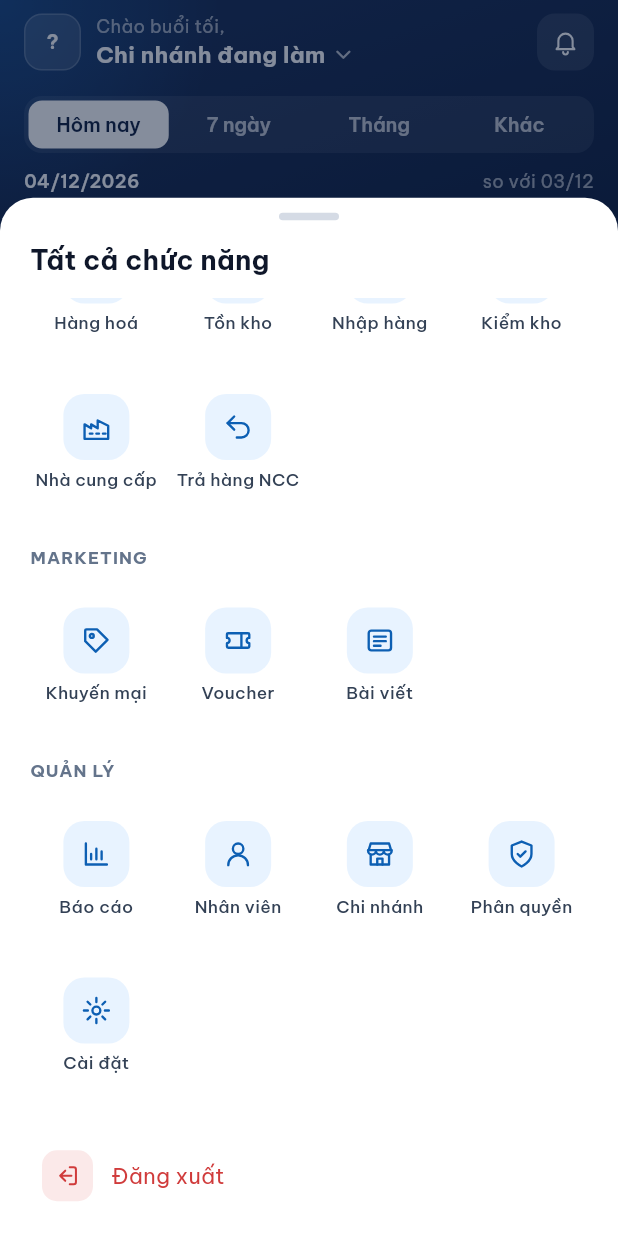
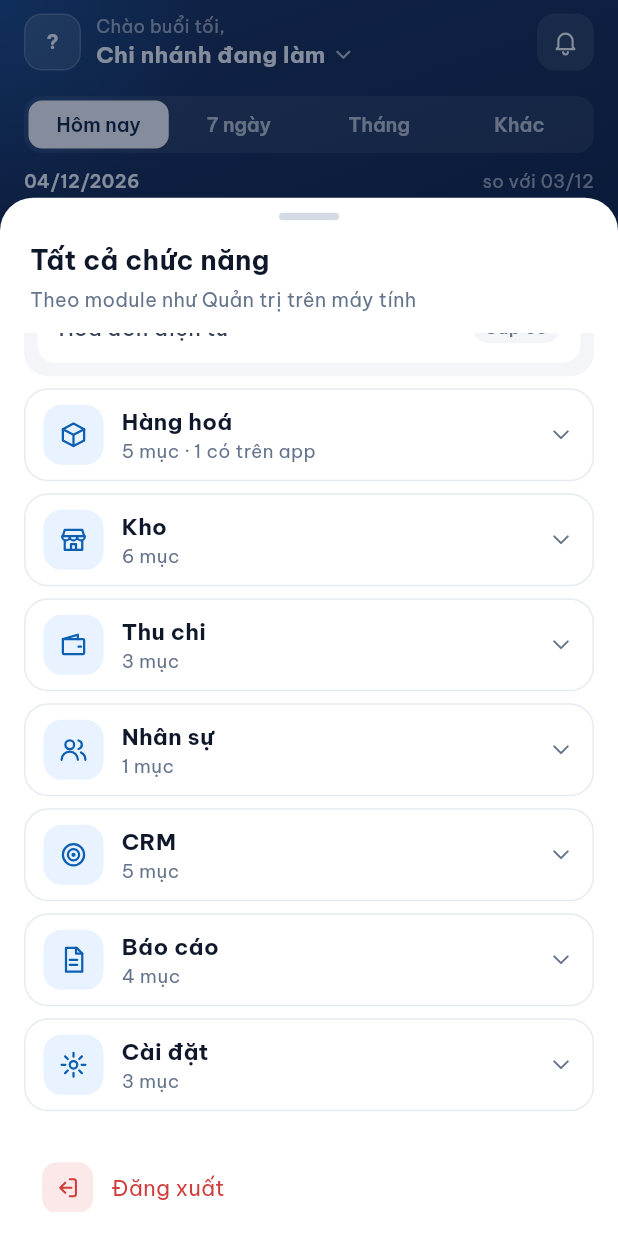
Before and after one commit to huyhuy20040508/sass, a Flutter app: the AdminShell screen opened by its route, item 5 of the bottom bar chosen, scrolled down 228 dp, on a phone screen of 412 x 824 dp. Run offline on Flutter 3.47's test engine with Material 3 defaults, Android fonts, the phone set to English and light mode, and no system bars; our stand-ins replace connectivity_plus, dio, flutter_riverpod, flutter_secure_storage, flutter_svg, go_router and 4 more; missing offline and left inert: barcode, mobile_scanner; accounts and stored records are empty; network calls fail; project files that could hold a hidden picture were left out.

Commit message:
App mobile: ngăn Thêm chia theo module như Quản trị PC v2
Thống kê, Hàng hoá, Kho, Thu chi, Nhân sự, CRM, Báo cáo, Cài đặt với đúng
các mục con PC đã dựng; mục có màn trên app thì mở tab, chưa có thì ghi "Sắp có".

Co-Authored-By: Claude Opus 5.5 (1M context) <noreply@anthropic.com>

```diff
--- a/mobile_app/lib/features/admin/admin_shell.dart
+++ b/mobile_app/lib/features/admin/admin_shell.dart
@@ -11,6 +11,7 @@ import 'dashboard/dashboard_data.dart';
 import 'dashboard/dashboard_screen.dart';
 import 'goods/goods_screen.dart';
 import 'orders/orders_screen.dart';
+import 'shell/more_menu.dart';
 import 'shell/shell_widgets.dart';
 
 /// Khung app của khu Quản trị: thanh dưới 5 mục, thanh navy thu gọn, ngăn tài khoản và "Thêm".
@@ -31,40 +32,6 @@ class _AdminShellState extends ConsumerState<AdminShell> {
 
   /// Hàng hoá tải cả danh mục một lượt — chỉ dựng (và gọi API) khi mở tab lần đầu.
   bool _goodsOpened = false;
-
-  static const _functions = [
-    (
-      'Bán hàng',
-      [
-        ('Đơn hàng', AppIcons.receipt),
-        ('Trả hàng', AppIcons.returns),
-        ('Khách hàng', AppIcons.users),
-        ('Ca làm việc', AppIcons.clock),
-      ],
-    ),
-    (
-      'Hàng hoá & kho',
-      [
-        ('Hàng hoá', AppIcons.box),
-        ('Tồn kho', AppIcons.store),
-        ('Nhập hàng', AppIcons.truck),
-        ('Kiểm kho', AppIcons.clip),
-        ('Nhà cung cấp', AppIcons.factory),
-        ('Trả hàng NCC', AppIcons.returns),
-      ],
-    ),
-    ('Marketing', [('Khuyến mại', AppIcons.tag), ('Voucher', AppIcons.ticket), ('Bài viết', AppIcons.news)]),
-    (
-      'Quản lý',
-      [
-        ('Báo cáo', AppIcons.chart),
-        ('Nhân viên', AppIcons.user),
-        ('Chi nhánh', AppIcons.store),
-        ('Phân quyền', AppIcons.shield),
-        ('Cài đặt', AppIcons.gear),
-      ],
-    ),
-  ];
 
   bool get _canCashier {
     final u = ref.read(authProvider).value?.user;
@@ -171,73 +138,15 @@ class _AdminShellState extends ConsumerState<AdminShell> {
   }
 
   Future<void> _openMore() async {
-    final pick = await showDashSheet<String>(
+    final pick = await showDashSheet<Object>(
       context,
       title: 'Tất cả chức năng',
+      subtitle: 'Theo module như Quản trị trên máy tính',
       body: (ctx) => Column(
         crossAxisAlignment: CrossAxisAlignment.stretch,
         children: [
-          for (final (group, items) in _functions)
-            Padding(
-              padding: const EdgeInsets.fromLTRB(4, 4, 4, 16),
-              child: Column(
-                crossAxisAlignment: CrossAxisAlignment.start,
-                children: [
-                  Text(
-                    group.toUpperCase(),
-                    style: const TextStyle(
-                      color: DashColors.muted,
-                      fontSize: 11.5,
-                      fontWeight: FontWeight.w700,
-                      letterSpacing: .7,
-                    ),
-                  ),
-                  const SizedBox(height: 8),
-                  GridView.count(
-                    crossAxisCount: 4,
-                    shrinkWrap: true,
-                    physics: const NeverScrollableScrollPhysics(),
-                    mainAxisSpacing: 6,
-                    crossAxisSpacing: 6,
-                    childAspectRatio: .9,
-                    children: [
-                      for (final (name, icon) in items)
-                        InkWell(
-                          borderRadius: BorderRadius.circular(14),
-                          onTap: () => Navigator.of(ctx).pop(name),
-                          child: Column(
-                            mainAxisAlignment: MainAxisAlignment.center,
-                            children: [
-                              Container(
-                                width: 44,
-                                height: 44,
-                                alignment: Alignment.center,
-                                decoration: BoxDecoration(
-                                  color: DashColors.primarySoft,
-                                  borderRadius: BorderRadius.circular(14),
-                                ),
-                                child: AppIcon(icon, size: 21, color: DashColors.primaryDeep),
-                              ),
-                              const SizedBox(height: 6),
-                              Text(
-                                name,
-                                textAlign: TextAlign.center,
-                                maxLines: 2,
-                                style: const TextStyle(
-                                  color: DashColors.text,
-                                  fontSize: 11.5,
-                                  fontWeight: FontWeight.w500,
-                                  height: 1.25,
-                                ),
-                              ),
-                            ],
-                          ),
-                        ),
-                    ],
-                  ),
-                ],
-              ),
-            ),
+          MoreModules(current: _tab, onPick: (i) => Navigator.of(ctx).pop(i)),
+          const SizedBox(height: 8),
           if (_canCashier)
             Material(
               borderRadius: BorderRadius.circular(14),
@@ -298,8 +207,13 @@ class _AdminShellState extends ConsumerState<AdminShell> {
         _toCashier();
       case '__logout':
         await _confirmLogout();
-      default:
-        _soon(pick);
+      case MoreItem(:final tab?):
+        setState(() {
+          _tab = tab;
+          _goodsOpened |= tab == AdminTab.goods;
+        });
+      case MoreItem(:final name):
+        _soon(name);
     }
   }
 
--- /dev/null
+++ b/mobile_app/lib/features/admin/shell/more_menu.dart
@@ -0,0 +1,212 @@
+import 'package:flutter/material.dart';
+
+import '../../../app/theme.dart';
+import '../../../core/ui/app_icon.dart';
+import 'shell_widgets.dart' show AdminTab;
+
+/// Một mục con trong module; [tab] là tab app đã có màn — null thì chưa làm.
+class MoreItem {
+  const MoreItem(this.name, [this.tab]);
+
+  final String name;
+  final AdminTab? tab;
+}
+
+class MoreModule {
+  const MoreModule(this.code, this.title, this.icon, this.items);
+
+  final String code;
+  final String title;
+  final AppIcons icon;
+  final List<MoreItem> items;
+}
+
+/// Đúng thứ tự module và các tab con của Quản trị PC v2 (v2/layouts/header.blade.php),
+/// chỉ lấy tab PC đã dựng — người dùng quen menu bên máy tính, sang app tìm cùng chỗ.
+const moreModules = [
+  MoreModule('thong_ke', 'Thống kê', AppIcons.chart, [
+    MoreItem('Tổng quan', AdminTab.home),
+    MoreItem('Khách hàng'),
+    MoreItem('Quản lý đơn hàng', AdminTab.orders),
+    MoreItem('Hoá đơn điện tử'),
+  ]),
+  MoreModule('hang_hoa', 'Hàng hoá', AppIcons.box, [
+    MoreItem('Hàng hoá', AdminTab.goods),
+    MoreItem('Nhóm hàng hoá'),
+    MoreItem('Thuộc tính'),
+    MoreItem('Đơn vị tính'),
+    MoreItem('Quản lý thuế'),
+  ]),
+  MoreModule('kho', 'Kho', AppIcons.store, [
+    MoreItem('Tồn kho chi nhánh'),
+    MoreItem('Nhà cung cấp'),
+    MoreItem('Phiếu mua hàng'),
+    MoreItem('Trả hàng nhà cung cấp'),
+    MoreItem('Phiếu điều chuyển'),
+    MoreItem('Điều chỉnh tồn kho'),
+  ]),
+  MoreModule('thu_chi', 'Thu chi', AppIcons.wallet, [
+    MoreItem('Quản lý thu chi'),
+    MoreItem('Loại thu chi'),
+    MoreItem('Công nợ'),
+  ]),
+  MoreModule('nhan_su', 'Nhân sự', AppIcons.users, [MoreItem('Danh sách nhân sự')]),
+  MoreModule('crm', 'CRM', AppIcons.target, [
+    MoreItem('Tổng quan CRM'),
+    MoreItem('Danh sách khách hàng'),
+    MoreItem('Danh sách đơn hàng'),
+    MoreItem('Chương trình khuyến mãi'),
+    MoreItem('Thẻ thành viên'),
+  ]),
+  MoreModule('bao_cao', 'Báo cáo', AppIcons.doc, [
+    MoreItem('Báo cáo tổng hợp'),
+    MoreItem('Báo cáo cuối ngày'),
+    MoreItem('Báo cáo kết ca'),
+    MoreItem('Báo cáo chương trình khuyến mại'),
+  ]),
+  MoreModule('cai_dat', 'Cài đặt', AppIcons.gear, [
+    MoreItem('Chi nhánh'),
+    MoreItem('Phương thức thanh toán'),
+    MoreItem('Cài đặt thiết bị'),
+  ]),
+];
+
+/// Danh sách module xổ ra/thu vào; mở sẵn module chứa tab đang xem.
+class MoreModules extends StatefulWidget {
+  const MoreModules({super.key, required this.current, required this.onPick});
+
+  final AdminTab current;
+  final ValueChanged<MoreItem> onPick;
+
+  @override
+  State<MoreModules> createState() => _MoreModulesState();
+}
+
+class _MoreModulesState extends State<MoreModules> {
+  late final _open = {
+    for (final m in moreModules)
+      if (m.items.any((i) => i.tab == widget.current)) m.code,
+  };
+
+  @override
+  Widget build(BuildContext context) => Column(
+    crossAxisAlignment: CrossAxisAlignment.stretch,
+    children: [
+      for (final m in moreModules) _module(m, _open.contains(m.code)),
+    ],
+  );
+
+  Widget _module(MoreModule m, bool open) {
+    final ready = m.items.where((i) => i.tab != null).length;
+    return Container(
+      margin: const EdgeInsets.only(bottom: 8),
+      decoration: BoxDecoration(
+        color: open ? DashColors.page : Colors.white,
+        border: Border.all(color: open ? DashColors.page : DashColors.line),
+        borderRadius: BorderRadius.circular(16),
+      ),
+      child: Column(
+        crossAxisAlignment: CrossAxisAlignment.stretch,
+        children: [
+          InkWell(
+            key: Key('more_mod_${m.code}'),
+            borderRadius: BorderRadius.circular(16),
+            onTap: () => setState(() => open ? _open.remove(m.code) : _open.add(m.code)),
+            child: Padding(
+              padding: const EdgeInsets.fromLTRB(12, 10, 12, 10),
+              child: Row(
+                children: [
+                  Container(
+                    width: 40,
+                    height: 40,
+                    alignment: Alignment.center,
+                    decoration: BoxDecoration(
+                      color: DashColors.primarySoft,
+                      borderRadius: BorderRadius.circular(12),
+                    ),
+                    child: AppIcon(m.icon, size: 20, color: DashColors.primaryDeep),
+                  ),
+                  const SizedBox(width: 12),
+                  Expanded(
+                    child: Column(
+                      crossAxisAlignment: CrossAxisAlignment.start,
+                      children: [
+                        Text(
+                          m.title,
+                          style: const TextStyle(color: DashColors.ink, fontSize: 15, fontWeight: FontWeight.w700),
+                        ),
+                        Text(
+                          ready > 0 ? '${m.items.length} mục · $ready có trên app' : '${m.items.length} mục',
+                          style: const TextStyle(color: DashColors.muted, fontSize: 12.5),
+                        ),
+                      ],
+                    ),
+                  ),
+                  AnimatedRotation(
+                    turns: open ? .5 : 0,
+                    duration: const Duration(milliseconds: 180),
+                    child: const AppIcon(AppIcons.down, size: 18, color: DashColors.muted),
+                  ),
+                ],
+              ),
+            ),
+          ),
+          if (open)
+            Padding(
+              padding: const EdgeInsets.fromLTRB(8, 0, 8, 8),
+              child: Container(
+                decoration: BoxDecoration(color: Colors.white, borderRadius: BorderRadius.circular(12)),
+                child: Column(
+                  children: [
+                    for (final (n, i) in m.items.indexed) ...[
+                      if (n > 0) const Divider(height: 1, indent: 14, endIndent: 14, color: DashColors.line),
+                      _item(i),
+                    ],
+                  ],
+                ),
+              ),
+            ),
+        ],
+      ),
+    );
+  }
+
+  Widget _item(MoreItem i) {
+    final ready = i.tab != null;
+    return InkWell(
+      borderRadius: BorderRadius.circular(12),
+      onTap: () => widget.onPick(i),
+      child: ConstrainedBox(
+        constraints: const BoxConstraints(minHeight: 46),
+        child: Padding(
+          padding: const EdgeInsets.symmetric(horizontal: 14, vertical: 8),
+          child: Row(
+            children: [
+              Expanded(
+                child: Text(
+                  i.name,
+                  style: TextStyle(
+                    color: ready ? DashColors.ink : DashColors.text,
+                    fontSize: 14,
+                    fontWeight: ready ? FontWeight.w600 : FontWeight.w500,
+                  ),
+                ),
+              ),
+              if (ready)
+                const AppIcon(AppIcons.right, size: 16, color: DashColors.primaryDeep)
+              else
+                Container(
+                  padding: const EdgeInsets.symmetric(horizontal: 8, vertical: 2),
+                  decoration: BoxDecoration(color: DashColors.page, borderRadius: BorderRadius.circular(20)),
+                  child: const Text(
+                    'Sắp có',
+                    style: TextStyle(color: DashColors.muted, fontSize: 11.5, fontWeight: FontWeight.w600),
+                  ),
+                ),
+            ],
+          ),
+        ),
+      ),
+    );
+  }
+}
```
Also changed, not shown: 1 other file.
